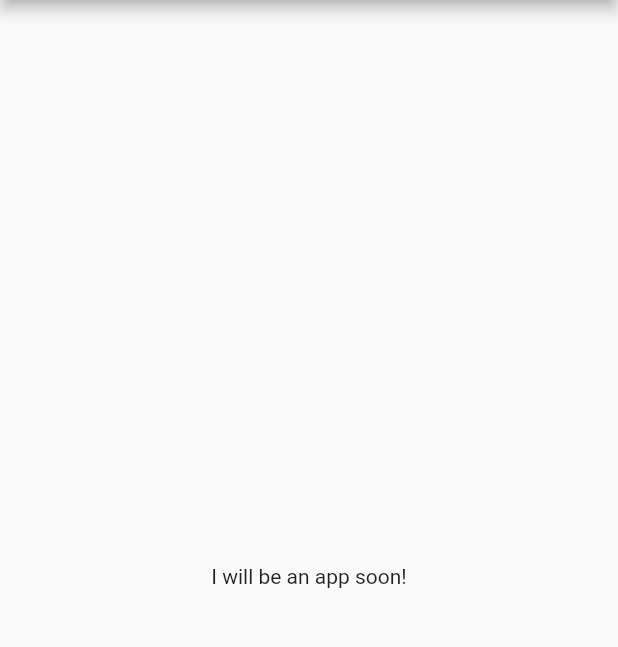
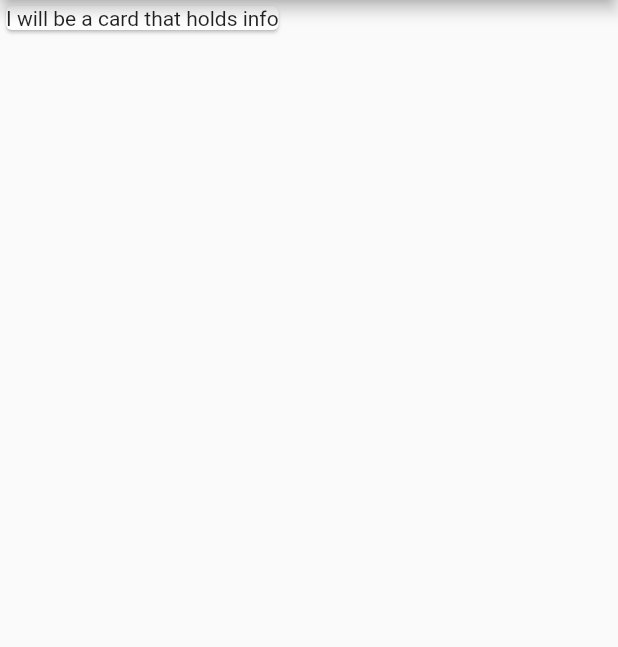
Before and after one commit to MockSock/personal_expenses, a Flutter app: the screen it shows after launch, on a phone screen of 412 x 824 dp, the part 84-731 px from its top. Run offline on Flutter 3.47's test engine with Material 2 defaults, Android fonts, the phone set to English and light mode, and no system bars; missing offline and left inert: dart:html.

Commit message:
change to column and card widgets

```diff
--- a/lib/main.dart
+++ b/lib/main.dart
@@ -12,10 +12,13 @@ class HomePage extends StatelessWidget {
         appBar: AppBar(
           title: const Text('Personal Expenses'),
         ),
-        body: Center(
-            child: Container(
-          child: Text('I will be an app soon!'),
-        )),
+        body: Column(
+          children: <Widget>[
+            Card(
+              child: Text('I will be a card that holds info'),
+            ),
+          ],
+        ),
       ),
     );
   }
```
